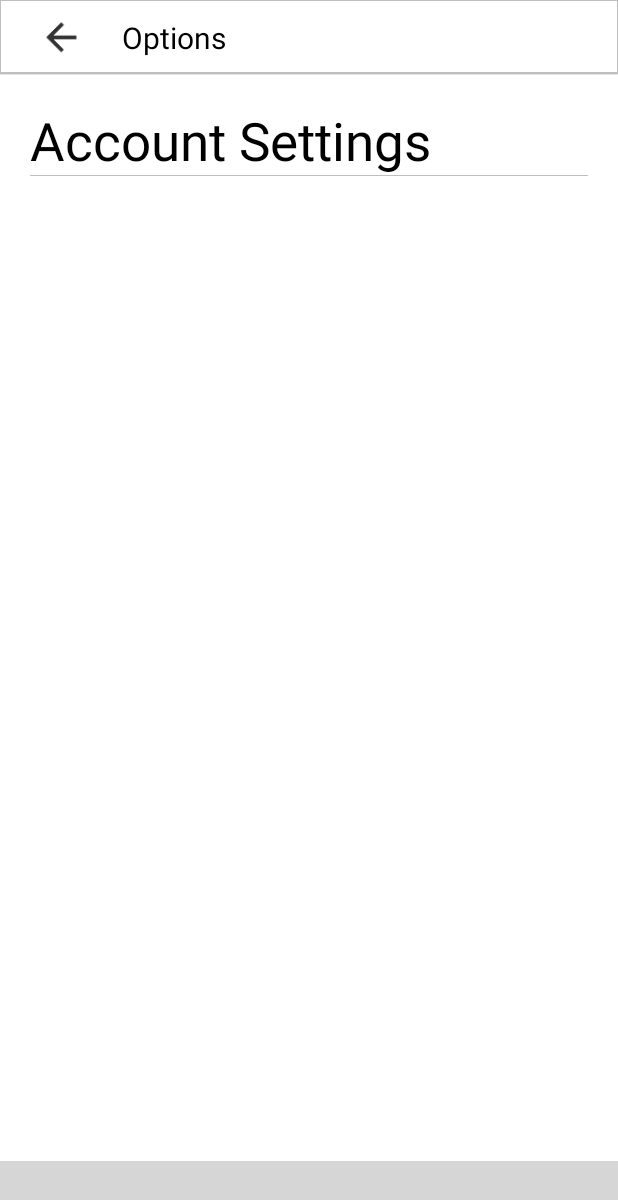
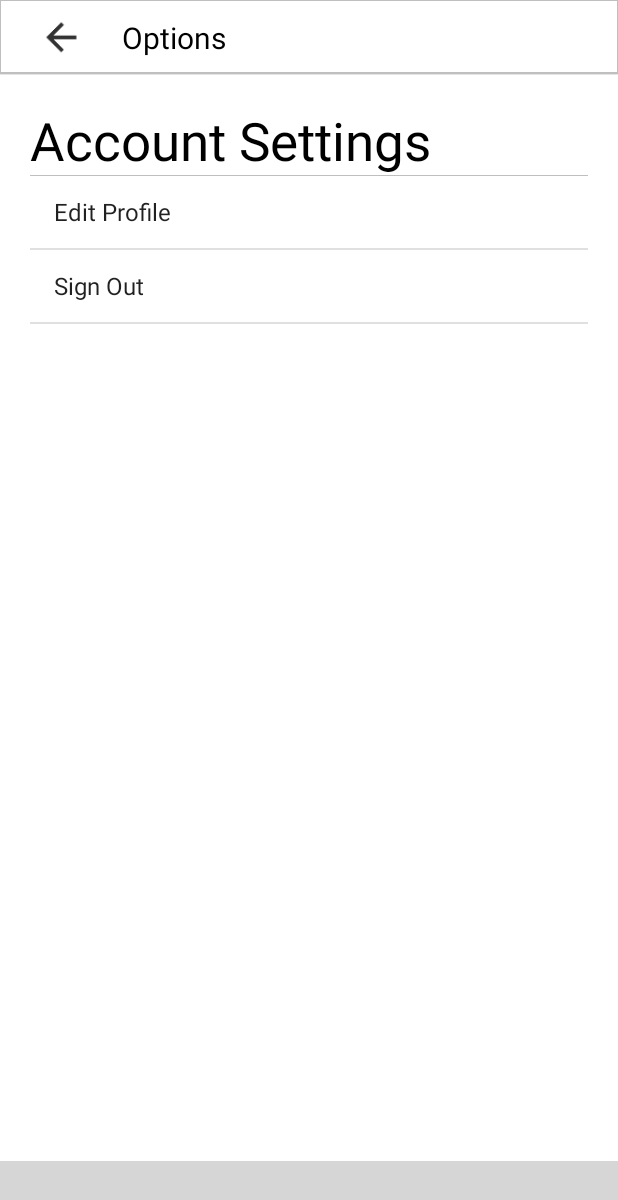
Before and after one commit to 40183396/MohsBehaviourChangingAppProject, an Android app: the AccountSettingsActivity screen opened directly, with no data from a screen before it, on a phone screen of 412 x 824 dp. Shown: the top 1200 px of the screen. Run offline under Robolectric (Android 15) with nearby library versions, the phone set to English and light mode, and no system bars; libraries missing offline, so code that uses them is left out: com.ittianyu.bottomnavigationviewex; plain views replace BottomNavigationViewEx; grey boxes are pictures that could not be loaded.

```diff
--- a/app/src/main/java/com/napier/mohs/instagramclone/Profile/AccountSettingsActivity.java
+++ b/app/src/main/java/com/napier/mohs/instagramclone/Profile/AccountSettingsActivity.java
@@ -7,6 +7,8 @@ import android.support.v7.app.AppCompatActivity;
 import android.util.AttributeSet;
 import android.util.Log;
 import android.view.View;
+import android.widget.ArrayAdapter;
+import android.widget.ImageView;
 import android.widget.ListView;
 
 import com.napier.mohs.instagramclone.R;
@@ -21,11 +23,26 @@ public class AccountSettingsActivity extends AppCompatActivity{
 
     private static final String TAG = "AccountSettingsActivity";
 
+    private Context mContext;
+
     @Override
     protected void onCreate(@Nullable Bundle savedInstanceState) {
         super.onCreate(savedInstanceState);
         setContentView(R.layout.activity_accountsettings);
+        mContext = AccountSettingsActivity.this;
         Log.d(TAG, "onCreate: started account settings activity");
+
+        setupSettingsList();
+
+        // setup back arrow for navigating back to "Profile Activity"
+        ImageView backArrow = (ImageView) findViewById(R.id.backArrow);
+        backArrow.setOnClickListener(new View.OnClickListener() {
+            @Override
+            public void onClick(View view) {
+                Log.d(TAG, "onClick: navigating back to profile page");
+                finish();
+            }
+        });
     }
 
     private void setupSettingsList(){
@@ -33,7 +50,10 @@ public class AccountSettingsActivity extends AppCompatActivity{
         ListView listview = (ListView) findViewById(R.id.listviewAccountSettings);
 
         ArrayList<String> options = new ArrayList<>();
-        options.add("Edit Profile");
+        options.add(getString(R.string.edit_profile));
+        options.add(getString(R.string.sign_out));
 
+        ArrayAdapter adapter = new ArrayAdapter(mContext, android.R.layout.simple_list_item_1, options);
+        listview.setAdapter(adapter);
     }
 }
```
